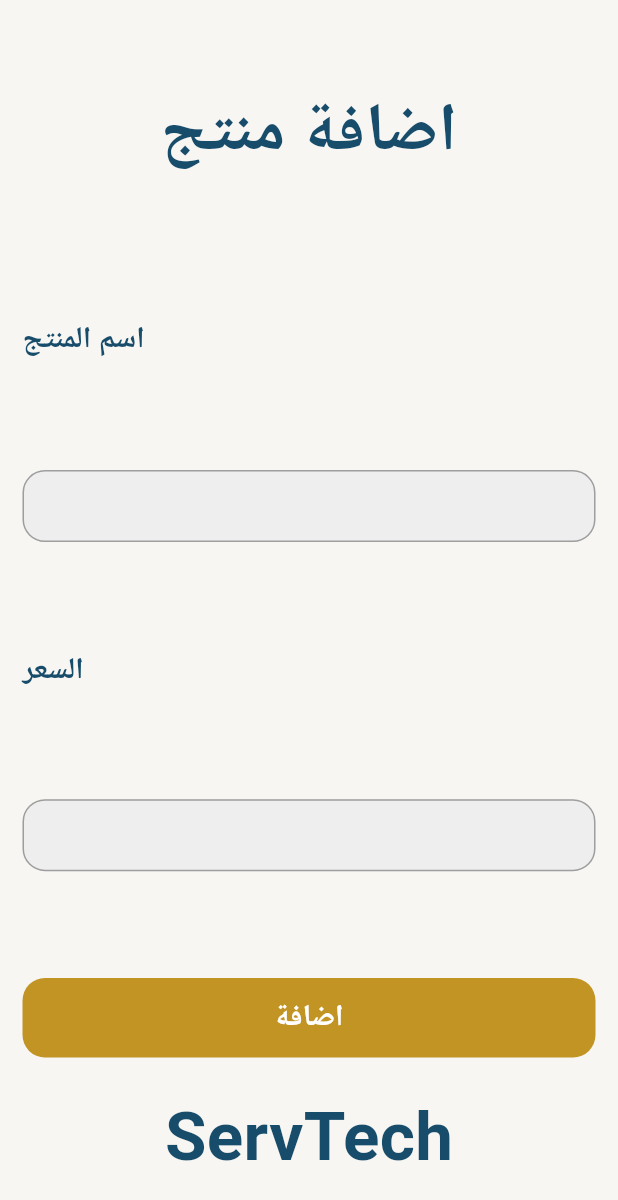
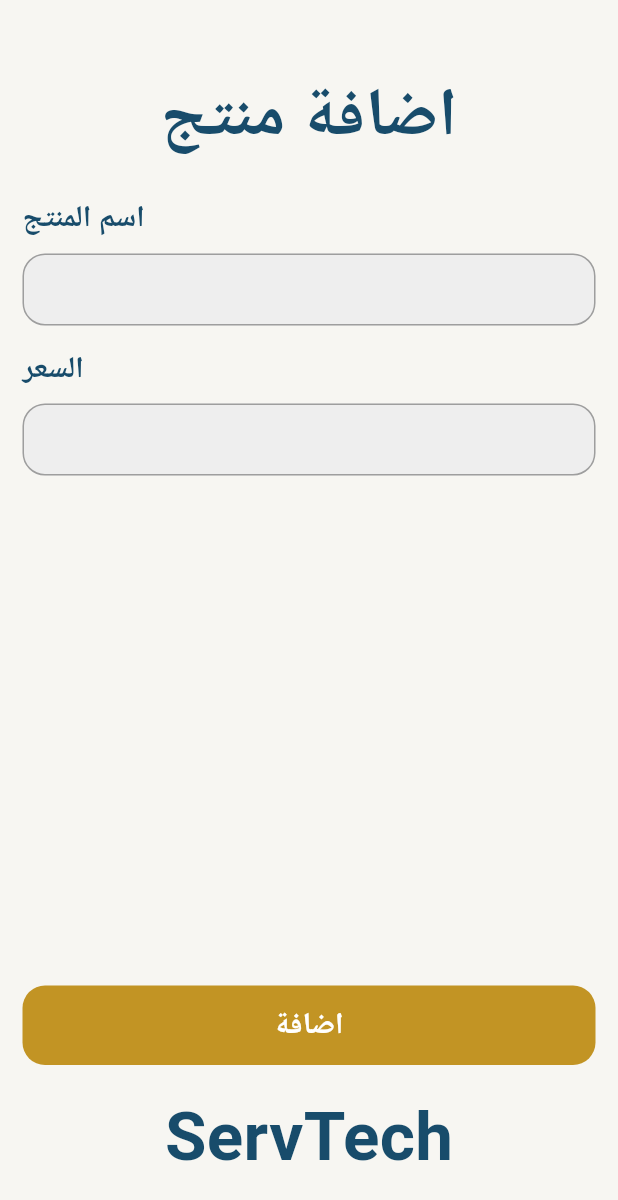
Before and after one commit to samahelmy/project1, a Flutter app: the SellPro screen opened directly, on a phone screen of 412 x 824 dp. Shown: the top 1200 px of the screen. Run offline on Flutter 3.47's test engine with Material 3 defaults, Android fonts, the phone set to English and light mode, and no system bars.

Commit message:
sellprosemi

```diff
--- a/project1/project1/lib/sellpro.dart
+++ b/project1/project1/lib/sellpro.dart
@@ -12,12 +12,12 @@ class SellPro extends StatelessWidget {
         child: Column(
           crossAxisAlignment: CrossAxisAlignment.start,
           children: [
-            const SizedBox(height: 40),
+            const SizedBox(height: 30),
             const Center(
               child: Text(
                 'اضافة منتج',
                 style: TextStyle(
-                  fontSize: 45, // Increased from 35
+                  fontSize: 45,
                   fontWeight: FontWeight.bold,
                   color: Color(0xff184c6b),
                 ),
@@ -26,10 +26,10 @@ class SellPro extends StatelessWidget {
             const SizedBox(height: 20),
             Expanded(
               child: Column(
-                mainAxisAlignment: MainAxisAlignment.spaceEvenly,
+                mainAxisAlignment: MainAxisAlignment.start, // Changed from spaceEvenly
                 crossAxisAlignment: CrossAxisAlignment.start,
                 children: [
-                  Text(
+                  const Text(
                     'اسم المنتج',
                     style: TextStyle(
                       fontSize: 20,
@@ -37,8 +37,10 @@ class SellPro extends StatelessWidget {
                       color: Color(0xff184c6b),
                     ),
                   ),
+                  const SizedBox(height: 8),
                   buildFormField('اسم المنتج'),
-                  Text(
+                  const SizedBox(height: 15),
+                  const Text(
                     'السعر',
                     style: TextStyle(
                       fontSize: 20,
@@ -46,6 +48,7 @@ class SellPro extends StatelessWidget {
                       color: Color(0xff184c6b),
                     ),
                   ),
+                  const SizedBox(height: 8),
                   buildFormField('السعر'),
                 ],
               ),
@@ -77,11 +80,11 @@ class SellPro extends StatelessWidget {
                     ),
                   ),
                 ),
-                const SizedBox(height: 20),
+                const SizedBox(height: 15),
                 const Text(
                   'ServTech',
                   style: TextStyle(
-                    fontSize: 45, // Increased from 35
+                    fontSize: 45,
                     fontWeight: FontWeight.bold,
                     color: Color(0xff184c6b),
                   ),
```
